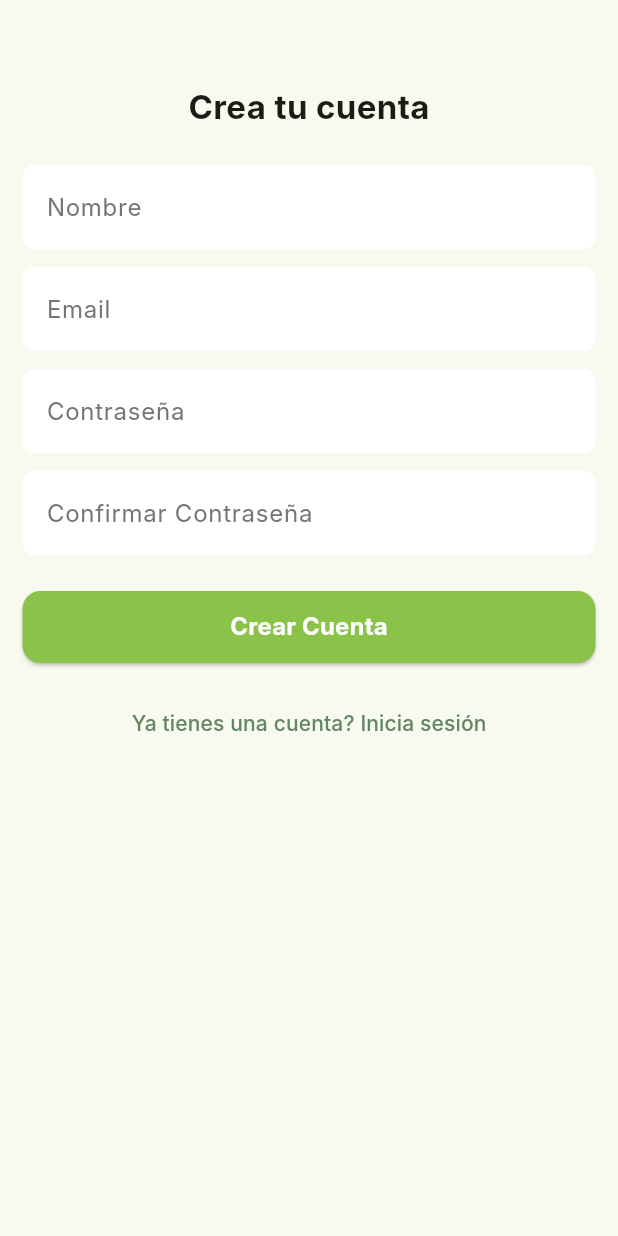
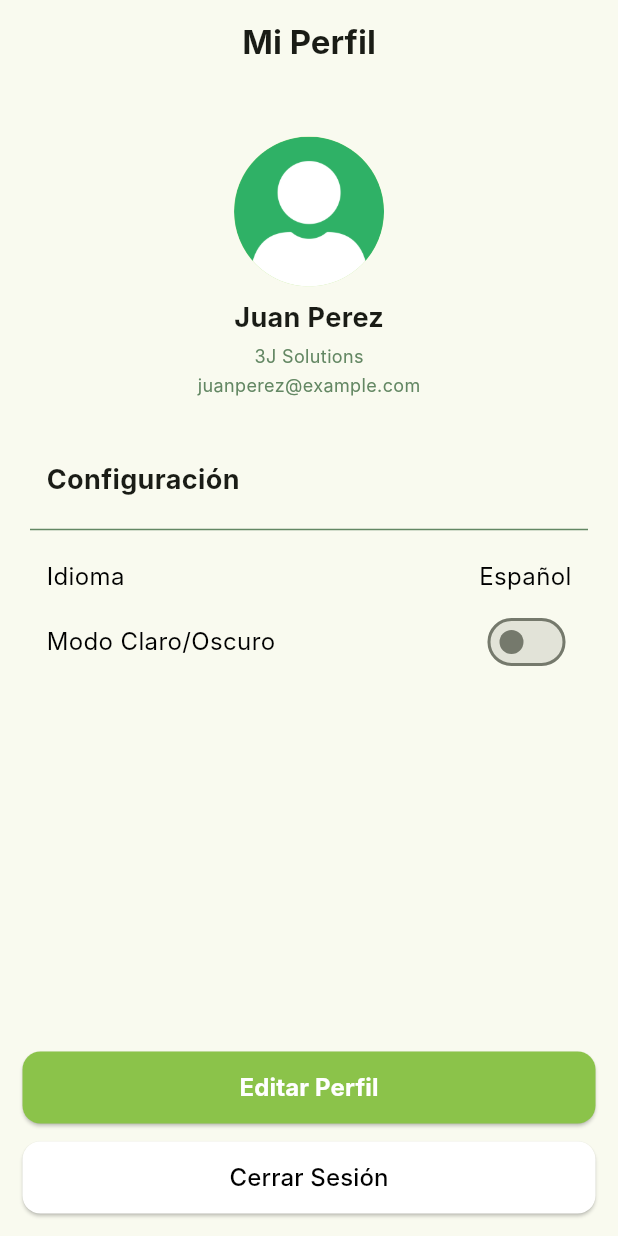
Before and after one commit to P2025046-SCRM/scrm-frontend, a Flutter app: the screen it shows after launch, on a phone screen of 412 x 824 dp. Run offline on Flutter 3.47's test engine with Material 3 defaults, Android fonts, the phone set to English and light mode, and no system bars; Roboto replaces fonts that are missing (Inter).

Commit message:
feat: add profile screen - add profile screen widget - add custom subtitle text style to global styles - add alt button widget - add profile screen to routes file - add assets folder and placeholder asset

```diff
--- a/lib/common/styles/text_styles.dart
+++ b/lib/common/styles/text_styles.dart
@@ -30,3 +30,15 @@ const kTextButtonStyle = TextStyle(
   fontSize: 14,
   color: Color.fromARGB(255, 99, 135, 99),
 );
+
+const kSubtitleTextStyle = TextStyle(
+  fontSize: 18,
+  fontWeight: FontWeight.bold,
+  fontFamily: 'Inter',
+);
+
+const kDescriptionTextStyle = TextStyle(
+  fontFamily: 'Inter',
+  fontSize: 12,
+  color: Color.fromARGB(255, 99, 135, 99),
+);
--- /dev/null
+++ b/lib/common/widgets/alt_button_widget.dart
@@ -0,0 +1,20 @@
+import 'package:flutter/material.dart';
+import '../../common/styles/text_styles.dart';
+
+class AltButtonWidget extends StatelessWidget {
+  const AltButtonWidget({super.key, required this.buttonText, required this.onPressed});
+  final String buttonText;
+  final VoidCallback onPressed;
+
+  @override
+  Widget build(BuildContext context) {
+    return ElevatedButton(onPressed: onPressed,
+      style: ElevatedButton.styleFrom(
+        backgroundColor: Colors.white,
+        shape: RoundedRectangleBorder(
+          borderRadius: BorderRadius.circular(12),
+        )
+      ),
+      child: Text(buttonText, style: kRegularTextStyle,),);
+  }
+}
--- /dev/null
+++ b/lib/presentation/profile/profile_screen.dart
@@ -0,0 +1,96 @@
+import 'package:flutter/material.dart';
+import 'package:scrm/common/widgets/hl_button_widget.dart';
+
+import '../../common/styles/text_styles.dart';
+import '../../common/widgets/alt_button_widget.dart';
+
+class ProfileScreen extends StatefulWidget {
+  const ProfileScreen({super.key});
+
+  @override
+  State<ProfileScreen> createState() => _ProfileScreenState();
+}
+
+class _ProfileScreenState extends State<ProfileScreen> {
+  @override
+  Widget build(BuildContext context) {
+    return Scaffold(
+      appBar: AppBar(
+        centerTitle: true,
+        title: Text('Mi Perfil', style: kTitleTextStyle,),
+      ),
+      body: Padding(
+        padding: const EdgeInsets.all(15.0),
+        child: Column(
+          crossAxisAlignment: CrossAxisAlignment.start,
+          children: [
+            SizedBox(height: 20,),
+            Center(
+              child: Column(
+                children: [
+                  CircleAvatar(
+                    radius: 50,
+                    backgroundImage: AssetImage('assets/profile_placeholder.png'),
+                  ),
+                  SizedBox(height: 8,),
+                  Text('Juan Perez', style: kSubtitleTextStyle,),
+                  SizedBox(height: 4,),
+                  Text('3J Solutions', style: kDescriptionTextStyle,),
+                  SizedBox(height: 2,),
+                  Text('juanperez@example.com', style: kDescriptionTextStyle,),
+                ],
+              ),
+            ),
+            Padding(
+              padding: const EdgeInsets.fromLTRB(16,42,0,12),
+              child: Text('Configuración', style: kSubtitleTextStyle,),
+            ),
+            Divider(
+              color: Color.fromARGB(255, 99, 135, 99),
+              indent: 5,
+              endIndent:5,
+            ),
+            SizedBox(height: 12,),
+            Row(
+              children: [
+                SizedBox(width: 16,),
+                Text('Idioma', style: kRegularTextStyle,),
+                Spacer(),
+                Text('Español', style: kRegularTextStyle,),
+                SizedBox(width: 16,),
+              ],
+            ),
+            SizedBox(height: 8,),
+            Row(
+              children: [
+                SizedBox(width: 16,),
+                Text('Modo Claro/Oscuro', style: kRegularTextStyle,),
+                Spacer(),
+                Switch(value: false, onChanged: (value){}),
+                SizedBox(width: 16,),
+              ],
+            ),
+            Spacer(),
+            Column(
+              mainAxisSize: MainAxisSize.min,
+              crossAxisAlignment: CrossAxisAlignment.stretch,
+              children: [
+                SizedBox(
+                  height: 48,
+                  width: double.infinity,
+                  child: HighlightedButton(buttonText: 'Editar Perfil', onPressed: (){},),
+                ),
+                SizedBox(height: 12,),
+                SizedBox(
+                  height: 48,
+                  width: double.infinity,
+                  child: AltButtonWidget(buttonText: 'Cerrar Sesión', onPressed: (){},),
+                ),
+              ],
+            ),
+          ],
+        ),
+      ),
+    );
+  }
+}
--- a/lib/utils/routes.dart
+++ b/lib/utils/routes.dart
@@ -1,11 +1,13 @@
 import 'package:flutter/widgets.dart';
 import 'package:scrm/presentation/login/login_screen.dart';
 import 'package:scrm/presentation/signup/signup_screen.dart';
+import '../presentation/profile/profile_screen.dart';
 
 class AppRoutes {
-  static String initialRoute = 'signup';
+  static String initialRoute = 'profile';
   static Map<String, Widget Function(BuildContext)> getRoutes = {
     'login': (BuildContext context) => LoginScreen(),
     'signup': (BuildContext context) => SignupScreen(),
+    'profile': (BuildContext context) => ProfileScreen(),
   };
 }
--- a/pubspec.yaml
+++ b/pubspec.yaml
@@ -16,4 +16,6 @@ dev_dependencies:
   flutter_lints: ^5.0.0
 
 flutter:
+  assets:
+    - assets/
   uses-material-design: true
```
Also changed, not shown: assets/profile_placeholder.png (added).
